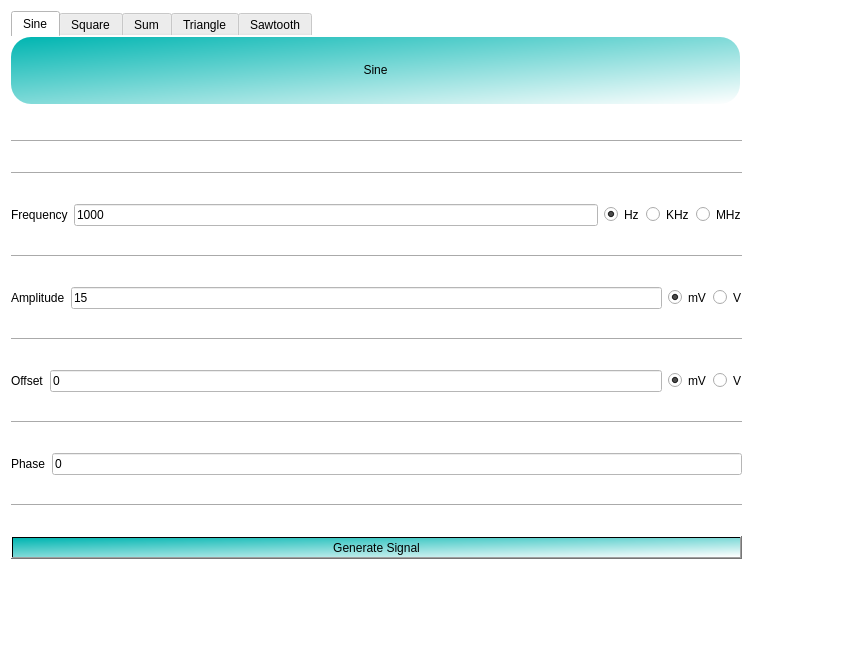
Above: app/form.ui from MatheusBuratti/PortableSignalGenerator before the change. Below: the same form after it.
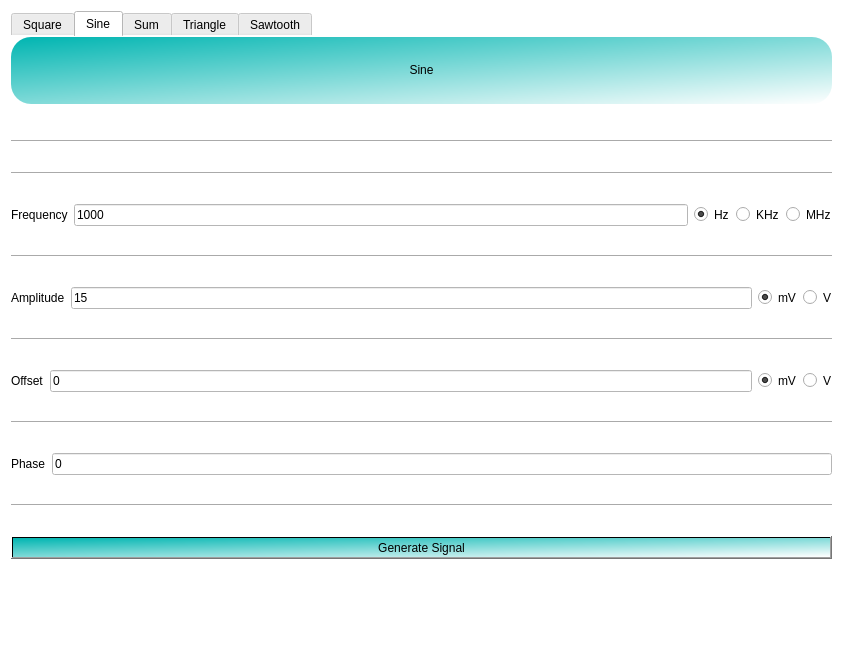
That is the form after the change. The open tabs and pages were chosen to show the change. Icons and pictures are not drawn.

Commit message: integração

Diff of the .ui file:
```diff
--- a/app/form.ui
+++ b/app/form.ui
@@ -19,267 +19,21 @@
   </property>
   <property name="styleSheet">
    <string notr="true">font: 700 12pt &quot;Alef&quot;;
+background-color: qlineargradient(spread:reflect, x1:0, y1:0, x2:1, y2:1, stop:0 rgba(0, 181, 177, 255), stop:1 rgba(255, 255, 255, 255));
 border-color: rgb(0, 0, 0);
 color: rgb(0, 0, 0);
 background-color: rgb(255, 255, 255);</string>
   </property>
   <layout class="QGridLayout" name="gridLayout">
-   <item row="0" column="1">
+   <item row="0" column="0">
     <widget class="QTabWidget" name="tabWidget">
+     <property name="styleSheet">
+      <string notr="true">
+</string>
+     </property>
      <property name="currentIndex">
       <number>0</number>
      </property>
-     <widget class="QWidget" name="Seno">
-      <attribute name="title">
-       <string>Sine</string>
-      </attribute>
-      <widget class="QLabel" name="label_6">
-       <property name="geometry">
-        <rect>
-         <x>0</x>
-         <y>0</y>
-         <width>729</width>
-         <height>67</height>
-        </rect>
-       </property>
-       <property name="maximumSize">
-        <size>
-         <width>16777215</width>
-         <height>16777215</height>
-        </size>
-       </property>
-       <property name="styleSheet">
-        <string notr="true">background-color: qlineargradient(spread:reflect, x1:0, y1:0, x2:1, y2:1, stop:0 rgba(0, 181, 177, 255), stop:1 rgba(255, 255, 255, 255));
-border-radius: 20px;
-height: 50px;</string>
-       </property>
-       <property name="text">
-        <string>&lt;html&gt;&lt;head/&gt;&lt;body&gt;&lt;p align=&quot;center&quot;&gt;Sine&lt;/p&gt;&lt;/body&gt;&lt;/html&gt;</string>
-       </property>
-      </widget>
-      <widget class="QWidget" name="verticalLayoutWidget_2">
-       <property name="geometry">
-        <rect>
-         <x>0</x>
-         <y>80</y>
-         <width>731</width>
-         <height>471</height>
-        </rect>
-       </property>
-       <layout class="QVBoxLayout" name="verticalLayout_2">
-        <item>
-         <widget class="Line" name="line_7">
-          <property name="orientation">
-           <enum>Qt::Horizontal</enum>
-          </property>
-         </widget>
-        </item>
-        <item>
-         <widget class="Line" name="line_8">
-          <property name="orientation">
-           <enum>Qt::Horizontal</enum>
-          </property>
-         </widget>
-        </item>
-        <item>
-         <layout class="QHBoxLayout" name="horizontalLayout_7">
-          <item>
-           <widget class="QLabel" name="label_7">
-            <property name="text">
-             <string>Frequency</string>
-            </property>
-           </widget>
-          </item>
-          <item>
-           <widget class="QLineEdit" name="frequencyInput">
-            <property name="toolTip">
-             <string/>
-            </property>
-            <property name="text">
-             <string>1000</string>
-            </property>
-           </widget>
-          </item>
-          <item>
-           <widget class="QRadioButton" name="radioHz">
-            <property name="text">
-             <string>Hz</string>
-            </property>
-            <property name="checked">
-             <bool>true</bool>
-            </property>
-            <attribute name="buttonGroup">
-             <string notr="true">buttonGroup_4</string>
-            </attribute>
-           </widget>
-          </item>
-          <item>
-           <widget class="QRadioButton" name="radioKHz">
-            <property name="text">
-             <string>KHz</string>
-            </property>
-            <attribute name="buttonGroup">
-             <string notr="true">buttonGroup_4</string>
-            </attribute>
-           </widget>
-          </item>
-          <item>
-           <widget class="QRadioButton" name="radioMHz">
-            <property name="styleSheet">
-             <string notr="true">background-color: rgb(255, 255, 255);</string>
-            </property>
-            <property name="text">
-             <string>MHz</string>
-            </property>
-            <attribute name="buttonGroup">
-             <string notr="true">buttonGroup_4</string>
-            </attribute>
-           </widget>
-          </item>
-         </layout>
-        </item>
-        <item>
-         <widget class="Line" name="line_9">
-          <property name="orientation">
-           <enum>Qt::Horizontal</enum>
-          </property>
-         </widget>
-        </item>
-        <item>
-         <layout class="QHBoxLayout" name="horizontalLayout_8">
-          <item>
-           <widget class="QLabel" name="label_8">
-            <property name="text">
-             <string>Amplitude</string>
-            </property>
-           </widget>
-          </item>
-          <item>
-           <widget class="QLineEdit" name="amplitudeInput">
-            <property name="text">
-             <string>15</string>
-            </property>
-           </widget>
-          </item>
-          <item>
-           <widget class="QRadioButton" name="radiomV">
-            <property name="text">
-             <string>mV</string>
-            </property>
-            <property name="checked">
-             <bool>true</bool>
-            </property>
-            <attribute name="buttonGroup">
-             <string notr="true">buttonGroup</string>
-            </attribute>
-           </widget>
-          </item>
-          <item>
-           <widget class="QRadioButton" name="radioV">
-            <property name="text">
-             <string>V</string>
-            </property>
-            <attribute name="buttonGroup">
-             <string notr="true">buttonGroup</string>
-            </attribute>
-           </widget>
-          </item>
-         </layout>
-        </item>
-        <item>
-         <widget class="Line" name="line_10">
-          <property name="orientation">
-           <enum>Qt::Horizontal</enum>
-          </property>
-         </widget>
-        </item>
-        <item>
-         <layout class="QHBoxLayout" name="horizontalLayout_9">
-          <item>
-           <widget class="QLabel" name="label_9">
-            <property name="text">
-             <string>Offset</string>
-            </property>
-           </widget>
-          </item>
-          <item>
-           <widget class="QLineEdit" name="offSetInput">
-            <property name="text">
-             <string>0</string>
-            </property>
-           </widget>
-          </item>
-          <item>
-           <widget class="QRadioButton" name="offSetRadiomV">
-            <property name="text">
-             <string>mV</string>
-            </property>
-            <property name="checked">
-             <bool>true</bool>
-            </property>
-            <attribute name="buttonGroup">
-             <string notr="true">buttonGroup_5</string>
-            </attribute>
-           </widget>
-          </item>
-          <item>
-           <widget class="QRadioButton" name="offSetRadioV">
-            <property name="text">
-             <string>V</string>
-            </property>
-            <attribute name="buttonGroup">
-             <string notr="true">buttonGroup_5</string>
-            </attribute>
-           </widget>
-          </item>
-         </layout>
-        </item>
-        <item>
-         <widget class="Line" name="line_11">
-          <property name="orientation">
-           <enum>Qt::Horizontal</enum>
-          </property>
-         </widget>
-        </item>
-        <item>
-         <layout class="QHBoxLayout" name="horizontalLayout_10">
-          <item>
-           <widget class="QLabel" name="label_10">
-            <property name="text">
-             <string>Phase</string>
-            </property>
-           </widget>
-          </item>
-          <item>
-           <widget class="QLineEdit" name="phaseInput">
-            <property name="text">
-             <string>0</string>
-            </property>
-           </widget>
-          </item>
-         </layout>
-        </item>
-        <item>
-         <widget class="Line" name="line_12">
-          <property name="orientation">
-           <enum>Qt::Horizontal</enum>
-          </property>
-         </widget>
-        </item>
-        <item>
-         <widget class="QPushButton" name="generateSignalButton">
-          <property name="styleSheet">
-           <string notr="true">background-color: qlineargradient(spread:reflect, x1:0, y1:0, x2:1, y2:1, stop:0 rgba(0, 181, 177, 255), stop:1 rgba(255, 255, 255, 255));
-</string>
-          </property>
-          <property name="text">
-           <string>Generate Signal</string>
-          </property>
-         </widget>
-        </item>
-       </layout>
-      </widget>
-     </widget>
      <widget class="QWidget" name="Square">
       <attribute name="title">
        <string>Square</string>
@@ -531,6 +285,257 @@
        </layout>
       </widget>
      </widget>
+     <widget class="QWidget" name="Seno">
+      <attribute name="title">
+       <string>Sine</string>
+      </attribute>
+      <widget class="QLabel" name="label_6">
+       <property name="geometry">
+        <rect>
+         <x>0</x>
+         <y>0</y>
+         <width>821</width>
+         <height>67</height>
+        </rect>
+       </property>
+       <property name="maximumSize">
+        <size>
+         <width>16777215</width>
+         <height>16777215</height>
+        </size>
+       </property>
+       <property name="styleSheet">
+        <string notr="true">background-color: qlineargradient(spread:reflect, x1:0, y1:0, x2:1, y2:1, stop:0 rgba(0, 181, 177, 255), stop:1 rgba(255, 255, 255, 255));
+border-radius: 20px;
+height: 50px;</string>
+       </property>
+       <property name="text">
+        <string>&lt;html&gt;&lt;head/&gt;&lt;body&gt;&lt;p align=&quot;center&quot;&gt;Sine&lt;/p&gt;&lt;/body&gt;&lt;/html&gt;</string>
+       </property>
+      </widget>
+      <widget class="QWidget" name="verticalLayoutWidget_2">
+       <property name="geometry">
+        <rect>
+         <x>0</x>
+         <y>80</y>
+         <width>821</width>
+         <height>471</height>
+        </rect>
+       </property>
+       <layout class="QVBoxLayout" name="verticalLayout_2">
+        <item>
+         <widget class="Line" name="line_7">
+          <property name="orientation">
+           <enum>Qt::Horizontal</enum>
+          </property>
+         </widget>
+        </item>
+        <item>
+         <widget class="Line" name="line_8">
+          <property name="orientation">
+           <enum>Qt::Horizontal</enum>
+          </property>
+         </widget>
+        </item>
+        <item>
+         <layout class="QHBoxLayout" name="horizontalLayout_7">
+          <item>
+           <widget class="QLabel" name="label_7">
+            <property name="text">
+             <string>Frequency</string>
+            </property>
+           </widget>
+          </item>
+          <item>
+           <widget class="QLineEdit" name="frequencyInput">
+            <property name="toolTip">
+             <string/>
+            </property>
+            <property name="text">
+             <string>1000</string>
+            </property>
+           </widget>
+          </item>
+          <item>
+           <widget class="QRadioButton" name="radioHz">
+            <property name="text">
+             <string>Hz</string>
+            </property>
+            <property name="checked">
+             <bool>true</bool>
+            </property>
+            <attribute name="buttonGroup">
+             <string notr="true">buttonGroup_4</string>
+            </attribute>
+           </widget>
+          </item>
+          <item>
+           <widget class="QRadioButton" name="radioKHz">
+            <property name="text">
+             <string>KHz</string>
+            </property>
+            <attribute name="buttonGroup">
+             <string notr="true">buttonGroup_4</string>
+            </attribute>
+           </widget>
+          </item>
+          <item>
+           <widget class="QRadioButton" name="radioMHz">
+            <property name="styleSheet">
+             <string notr="true">background-color: rgb(255, 255, 255);</string>
+            </property>
+            <property name="text">
+             <string>MHz</string>
+            </property>
+            <attribute name="buttonGroup">
+             <string notr="true">buttonGroup_4</string>
+            </attribute>
+           </widget>
+          </item>
+         </layout>
+        </item>
+        <item>
+         <widget class="Line" name="line_9">
+          <property name="orientation">
+           <enum>Qt::Horizontal</enum>
+          </property>
+         </widget>
+        </item>
+        <item>
+         <layout class="QHBoxLayout" name="horizontalLayout_8">
+          <item>
+           <widget class="QLabel" name="label_8">
+            <property name="text">
+             <string>Amplitude</string>
+            </property>
+           </widget>
+          </item>
+          <item>
+           <widget class="QLineEdit" name="amplitudeInput">
+            <property name="text">
+             <string>15</string>
+            </property>
+           </widget>
+          </item>
+          <item>
+           <widget class="QRadioButton" name="radiomV">
+            <property name="text">
+             <string>mV</string>
+            </property>
+            <property name="checked">
+             <bool>true</bool>
+            </property>
+            <attribute name="buttonGroup">
+             <string notr="true">buttonGroup</string>
+            </attribute>
+           </widget>
+          </item>
+          <item>
+           <widget class="QRadioButton" name="radioV">
+            <property name="text">
+             <string>V</string>
+            </property>
+            <attribute name="buttonGroup">
+             <string notr="true">buttonGroup</string>
+            </attribute>
+           </widget>
+          </item>
+         </layout>
+        </item>
+        <item>
+         <widget class="Line" name="line_10">
+          <property name="orientation">
+           <enum>Qt::Horizontal</enum>
+          </property>
+         </widget>
+        </item>
+        <item>
+         <layout class="QHBoxLayout" name="horizontalLayout_9">
+          <item>
+           <widget class="QLabel" name="label_9">
+            <property name="text">
+             <string>Offset</string>
+            </property>
+           </widget>
+          </item>
+          <item>
+           <widget class="QLineEdit" name="offSetInput">
+            <property name="text">
+             <string>0</string>
+            </property>
+           </widget>
+          </item>
+          <item>
+           <widget class="QRadioButton" name="offSetRadiomV">
+            <property name="text">
+             <string>mV</string>
+            </property>
+            <property name="checked">
+             <bool>true</bool>
+            </property>
+            <attribute name="buttonGroup">
+             <string notr="true">buttonGroup_5</string>
+            </attribute>
+           </widget>
+          </item>
+          <item>
+           <widget class="QRadioButton" name="offSetRadioV">
+            <property name="text">
+             <string>V</string>
+            </property>
+            <attribute name="buttonGroup">
+             <string notr="true">buttonGroup_5</string>
+            </attribute>
+           </widget>
+          </item>
+         </layout>
+        </item>
+        <item>
+         <widget class="Line" name="line_11">
+          <property name="orientation">
+           <enum>Qt::Horizontal</enum>
+          </property>
+         </widget>
+        </item>
+        <item>
+         <layout class="QHBoxLayout" name="horizontalLayout_10">
+          <item>
+           <widget class="QLabel" name="label_10">
+            <property name="text">
+             <string>Phase</string>
+            </property>
+           </widget>
+          </item>
+          <item>
+           <widget class="QLineEdit" name="phaseInput">
+            <property name="text">
+             <string>0</string>
+            </property>
+           </widget>
+          </item>
+         </layout>
+        </item>
+        <item>
+         <widget class="Line" name="line_12">
+          <property name="orientation">
+           <enum>Qt::Horizontal</enum>
+          </property>
+         </widget>
+        </item>
+        <item>
+         <widget class="QPushButton" name="generateSignalButton">
+          <property name="styleSheet">
+           <string notr="true">background-color: qlineargradient(spread:reflect, x1:0, y1:0, x2:1, y2:1, stop:0 rgba(0, 181, 177, 255), stop:1 rgba(255, 255, 255, 255));
+</string>
+          </property>
+          <property name="text">
+           <string>Generate Signal</string>
+          </property>
+         </widget>
+        </item>
+       </layout>
+      </widget>
+     </widget>
      <widget class="QWidget" name="SomaSenos">
       <attribute name="title">
        <string>Sum</string>
```
Left out of the diff: 44 changed lines with no effect on the pictures. The commit also changes 1 other file.
